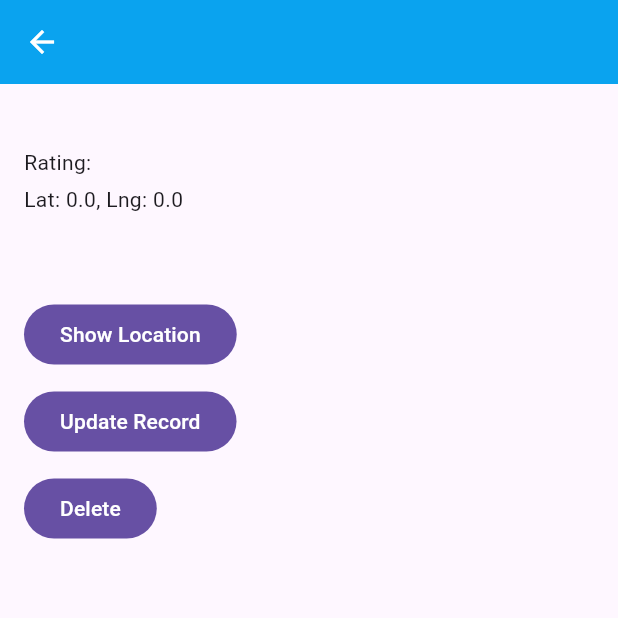
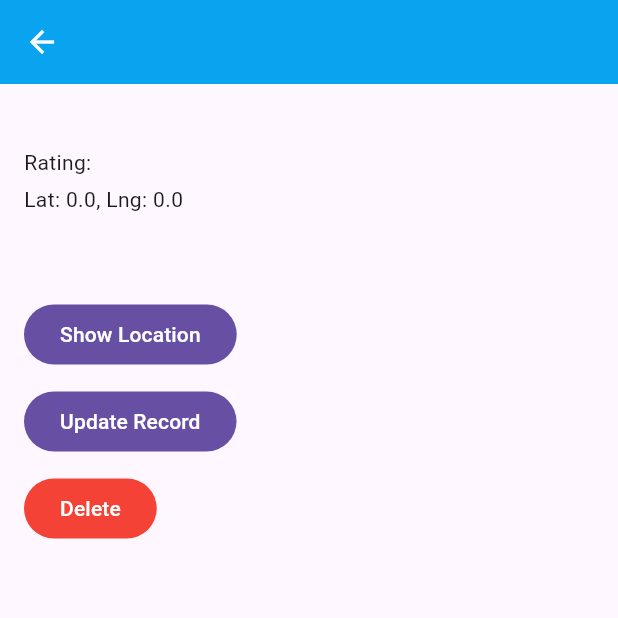
Before and after one commit to WJ-Ooi/smart_property_inspection_spp, a Flutter app: the InspectionDetailScreen screen opened directly with empty values, on a phone screen of 412 x 824 dp, the top half of it. Run offline on Flutter 3.47's test engine with Material 3 defaults, Android fonts, the phone set to English and light mode, and no system bars; our stand-ins replace geolocator, image_picker, shared_preferences, sqflite; accounts and stored records are empty.

Commit message:
Final Asgm _ 306024

```diff
--- a/smart_property_inspection_app/analysis_options.yaml
+++ /dev/null
@@ -1 +0,0 @@
-include: package:flutter_lints/flutter.yaml
--- a/smart_property_inspection_app/devtools_options.yaml
+++ /dev/null
@@ -1,3 +0,0 @@
-description: This file stores settings for Dart & Flutter DevTools.
-documentation: https://docs.flutter.dev/tools/devtools/extensions#configure-extension-enablement-states
-extensions:
--- a/smart_property_inspection_app/lib/main.dart
+++ /dev/null
@@ -1,20 +0,0 @@
-import 'package:flutter/material.dart';
-import 'screens/splash_screen.dart';
-
-void main() {
-  runApp(const InspectionApp());
-}
-
-class InspectionApp extends StatelessWidget {
-  const InspectionApp({super.key});
-
-  @override
-  Widget build(BuildContext context) {
-    return MaterialApp(
-      title: 'Smart Property Inspection',
-      debugShowCheckedModeBanner: false,
-      theme: ThemeData(useMaterial3: true),
-      home: const SplashScreen(),
-    );
-  }
-}
--- a/smart_property_inspection_app/lib/models/inspection.dart
+++ /dev/null
@@ -1,47 +0,0 @@
-class Inspection {
-  final int? id;
-  final String propertyName;
-  final String description;
-  final String rating;
-  final double latitude;
-  final double longitude;
-  final String dateCreated;
-  final List<String> photos;
-
-  Inspection({
-    this.id,
-    required this.propertyName,
-    required this.description,
-    required this.rating,
-    required this.latitude,
-    required this.longitude,
-    required this.dateCreated,
-    required this.photos,
-  });
-
-  Map<String, dynamic> toMap() {
-    return {
-      'id': id,
-      'property_name': propertyName,
-      'description': description,
-      'rating': rating,
-      'latitude': latitude,
-      'longitude': longitude,
-      'date_created': dateCreated,
-      'photos': photos.join(','),
-    };
-  }
-
-  factory Inspection.fromMap(Map<String, dynamic> map) {
-    return Inspection(
-      id: map['id'],
-      propertyName: map['property_name'],
-      description: map['description'],
-      rating: map['rating'],
-      latitude: map['latitude'],
-      longitude: map['longitude'],
-      dateCreated: map['date_created'],
-      photos: map['photos'].toString().split(','),
-    );
-  }
-}
--- a/smart_property_inspection_app/lib/screens/inspection_detail_screen.dart
+++ /dev/null
@@ -1,109 +0,0 @@
-import 'dart:io';
-import 'package:flutter/material.dart';
-import '../models/inspection.dart';
-import '../services/db_helper.dart';
-import 'package:url_launcher/url_launcher.dart';
-import 'add_inspection_screen.dart'; // We'll reuse add screen for update
-
-class InspectionDetailScreen extends StatefulWidget {
-  final Inspection inspection;
-  const InspectionDetailScreen({super.key, required this.inspection});
-
-  @override
-  State<InspectionDetailScreen> createState() => _InspectionDetailScreenState();
-}
-
-class _InspectionDetailScreenState extends State<InspectionDetailScreen> {
-  late Inspection inspection;
-
-  @override
-  void initState() {
-    super.initState();
-    inspection = widget.inspection;
-  }
-
-  // --------------------
-  // Update Inspection
-  // --------------------
-  Future<void> _updateInspection() async {
-    // Open AddInspectionScreen with prefilled data
-    final result = await Navigator.push(
-      context,
-      MaterialPageRoute(
-        builder: (_) => AddInspectionScreen(
-          existingInspection: inspection,
-        ),
-      ),
-    );
-
-    if (result == true) {
-      // Reload updated inspection from DB
-      final db = await DBHelper.database;
-      final data = await db.query('tbl_inspections',
-          where: 'id=?', whereArgs: [inspection.id]);
-      if (data.isNotEmpty) {
-        setState(() {
-          inspection = Inspection.fromMap(data.first);
-        });
-      }
-    }
-  }
-
-  @override
-  Widget build(BuildContext context) {
-    return Scaffold(
-      appBar: AppBar(title: Text(inspection.propertyName)),
-      body: SingleChildScrollView(
-        padding: const EdgeInsets.all(16),
-        child: Column(
-          crossAxisAlignment: CrossAxisAlignment.start,
-          children: [
-            Text(inspection.description),
-            const SizedBox(height: 5),
-            Text("Rating: ${inspection.rating}"),
-            const SizedBox(height: 5),
-            Text("Lat: ${inspection.latitude}, Lng: ${inspection.longitude}"),
-            const SizedBox(height: 5),
-            Text(inspection.dateCreated),
-            const SizedBox(height: 10),
-            Wrap(
-              spacing: 10,
-              runSpacing: 10,
-              children: inspection.photos
-                  .map((p) => Image.file(File(p), width: 100, height: 100))
-                  .toList(),
-            ),
-            const SizedBox(height: 20),
-            FilledButton(
-              onPressed: () async {
-                final url = Uri.parse(
-                    'https://www.google.com/maps/search/?api=1&query=${inspection.latitude},${inspection.longitude}');
-                if (!await launchUrl(url)) {
-                  ScaffoldMessenger.of(context).showSnackBar(
-                      const SnackBar(content: Text("Cannot open Maps")));
-                }
-              },
-              child: const Text("Show Location"),
-            ),
-            const SizedBox(height: 10),
-            FilledButton(
-              onPressed: _updateInspection,
-              child: const Text("Update Record"),
-            ),
-            const SizedBox(height: 10),
-            FilledButton(
-              onPressed: () async {
-                final db = await DBHelper.database;
-                await db.delete('tbl_inspections',
-                    where: 'id=?', whereArgs: [inspection.id]);
-                if (!context.mounted) return;
-                Navigator.pop(context);
-              },
-              child: const Text("Delete"),
-            ),
-          ],
-        ),
-      ),
-    );
-  }
-}
--- a/smart_property_inspection_app/lib/services/db_helper.dart
+++ /dev/null
@@ -1,34 +0,0 @@
-import 'package:sqflite/sqflite.dart';
-import 'package:path/path.dart';
-
-class DBHelper {
-  static Database? _db;
-
-  static Future<Database> get database async {
-    if (_db != null) return _db!;
-    _db = await _initDB();
-    return _db!;
-  }
-
-  static Future<Database> _initDB() async {
-    final path = join(await getDatabasesPath(), 'inspection.db');
-    return openDatabase(
-      path,
-      version: 1,
-      onCreate: (db, version) {
-        return db.execute('''
-          CREATE TABLE tbl_inspections(
-            id INTEGER PRIMARY KEY AUTOINCREMENT,
-            property_name TEXT,
-            description TEXT,
-            rating TEXT,
-            latitude REAL,
-            longitude REAL,
-            date_created TEXT,
-            photos TEXT
-          )
-        ''');
-      },
-    );
-  }
-}
```
Also changed, not shown: smart_property_inspection_app/lib/screens/add_inspection_screen.dart (deleted, +0 -201 lines), smart_property_inspection_app/lib/screens/home_screen.dart (deleted, +0 -75 lines), smart_property_inspection_app/lib/screens/login_screen.dart (deleted, +0 -112 lines), smart_property_inspection_app/lib/screens/splash_screen.dart (deleted, +0 -25 lines), smart_property_inspection_app/lib/services/location_service.dart (deleted, +0 -26 lines), smart_property_inspection_app/lib/services/session_service.dart (deleted, +0 -18 lines), smart_property_inspection_app/pubspec.yaml (deleted, +0 -24 lines), smart_property_inspection_spp/lib/screens/inspection_detail_screen.dart (+17 -3 lines), smart_property_inspection_app/pubspec.lock (deleted), 74 other files.
